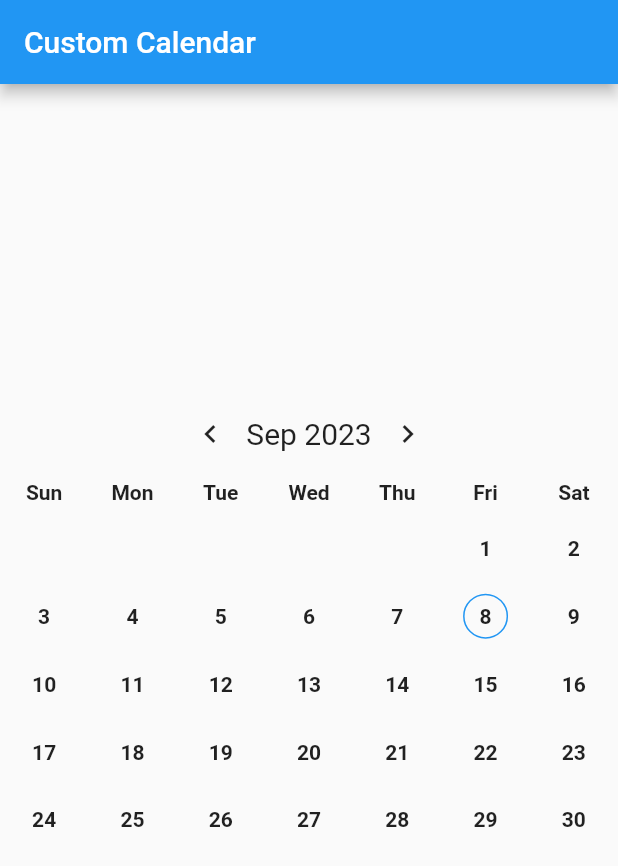
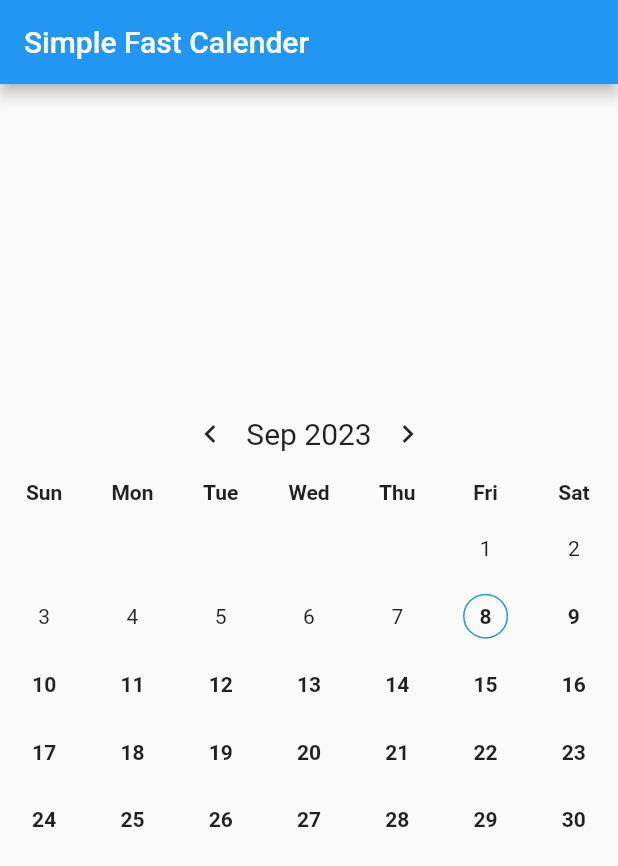
Before and after one commit to CodeRebirth/custom_calendar, a Flutter app: the screen it shows after launch, on a phone screen of 412 x 824 dp. Shown: the top 866 px of the screen. Run offline on Flutter 3.47's test engine with Material 2 defaults, Android fonts, the phone set to English and light mode, and no system bars.

Commit message:
enablePredicate arg to customize which date should be enable

```diff
--- a/lib/main.dart
+++ b/lib/main.dart
@@ -1,3 +1,4 @@
+import 'package:custom_calender/utils.dart';
 import 'package:flutter/material.dart';
 import 'package:intl/intl.dart';
 
@@ -10,9 +11,20 @@ class MyApp extends StatelessWidget {
 
   @override
   Widget build(BuildContext context) {
-    return const MaterialApp(
+    return MaterialApp(
       debugShowCheckedModeBanner: false,
-      home: CalendarApp(),
+      home: CalendarApp(
+        showHeader: true,
+        enablePredicate: (date) {
+          if (date.isBefore(DateTime.now())) {
+            if (checkSameDay(date, DateTime.now())) {
+              return true;
+            }
+            return false;
+          }
+          return true;
+        },
+      ),
     );
   }
 }
@@ -20,12 +32,18 @@ class MyApp extends StatelessWidget {
 class CalendarApp extends StatefulWidget {
   final BoxDecoration? selectedDecoration;
   final BoxDecoration? todayDecoration;
+  final bool Function(DateTime)? enablePredicate;
+  final bool showHeader;
 
-  const CalendarApp({
+  // Use an instance variable to set enablePredicate
+  CalendarApp({
     Key? key,
+    this.selectedDecoration,
     this.todayDecoration,
-    this.selectedDecoration,
-  }) : super(key: key);
+    bool Function(DateTime)? enablePredicate,
+    this.showHeader = true,
+  })  : enablePredicate = enablePredicate ?? ((date) => true), // Set a default value if not provided
+        super(key: key);
 
   @override
   State<CalendarApp> createState() => _CalendarAppState();
@@ -40,7 +58,6 @@ class _CalendarAppState extends State<CalendarApp> {
     if (a == null || b == null) {
       return false;
     }
-
     return a.year == b.year && a.month == b.month && a.day == b.day && a.month == currentDate.month;
   }
 
@@ -80,11 +97,12 @@ class _CalendarAppState extends State<CalendarApp> {
   Widget build(BuildContext context) {
     return Scaffold(
       appBar: AppBar(
-        title: const Text('Custom Calendar'),
+        title: const Text('Simple Fast Calender'),
       ),
       body: Column(
         mainAxisAlignment: MainAxisAlignment.center,
         children: <Widget>[
+          if (widget.showHeader)
             Row(
               mainAxisAlignment: MainAxisAlignment.center,
               children: <Widget>[
@@ -139,55 +157,27 @@ class _CalendarAppState extends State<CalendarApp> {
     final isSelected = isSameDay(selectedDate, dateTime);
     final isWithinCurrentMonth = dateTime.month == currentDate.month;
 
-    return isToday
-        ? GestureDetector(
-            onTap: () => onSelectedDate(dateTime),
+    return GestureDetector(
+      onTap: () {
+        if (widget.enablePredicate!(dateTime) == false) {
+          return;
+        }
+        onSelectedDate(dateTime);
+      },
       child: Center(
         child: Container(
           height: 30,
           width: 30,
           decoration: isSelected
               ? widget.selectedDecoration ?? const BoxDecoration(shape: BoxShape.circle, color: Colors.blue)
-                    : widget.todayDecoration ?? BoxDecoration(shape: BoxShape.circle, border: Border.all(color: Colors.blue)),
+              : isToday
+                  ? widget.todayDecoration ?? BoxDecoration(shape: BoxShape.circle, border: Border.all(color: Colors.blue))
+                  : const BoxDecoration(), // No decoration for unselectable dates
           alignment: Alignment.center,
           child: Text(
             isWithinCurrentMonth ? day.toString() : ' ',
-                  style: const TextStyle(
-                    fontWeight: FontWeight.bold,
-                  ),
-                ),
-              ),
-            ),
-          )
-        : isSelected
-            ? GestureDetector(
-                onTap: () => onSelectedDate(dateTime),
-                child: Center(
-                  child: Container(
-                    height: 30,
-                    width: 30,
-                    decoration: widget.selectedDecoration ?? const BoxDecoration(shape: BoxShape.circle, color: Colors.blue),
-                    alignment: Alignment.center,
-                    child: Text(
-                      isWithinCurrentMonth ? day.toString() : ' ',
-                      style: const TextStyle(
-                        fontWeight: FontWeight.bold,
-                      ),
-                    ),
-                  ),
-                ),
-              )
-            : GestureDetector(
-                onTap: () => onSelectedDate(dateTime),
-                child: Center(
-                  child: Container(
-                    height: 30,
-                    width: 30,
-                    alignment: Alignment.center,
-                    child: Text(
-                      isWithinCurrentMonth ? day.toString() : ' ',
-                      style: const TextStyle(
-                        fontWeight: FontWeight.bold,
+            style: TextStyle(
+              fontWeight: widget.enablePredicate!(dateTime) == false ? FontWeight.normal : FontWeight.bold,
             ),
           ),
         ),
--- /dev/null
+++ b/lib/utils.dart
@@ -0,0 +1,6 @@
+bool checkSameDay(DateTime? a, DateTime? b) {
+  if (a == null || b == null) {
+    return false;
+  }
+  return a.year == b.year && a.month == b.month && a.day == b.day;
+}
```
Lines whose indentation alone changed are shown as unchanged.
